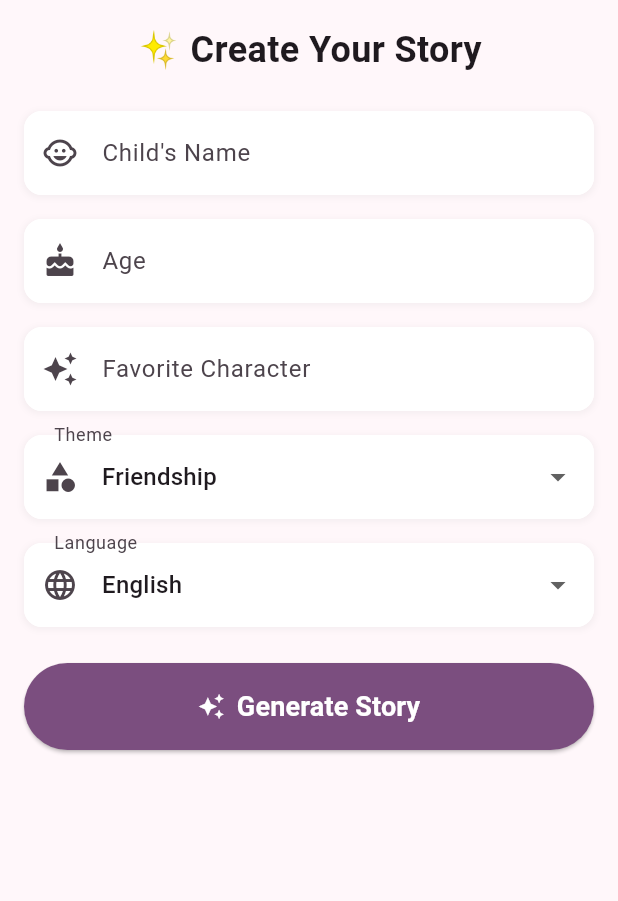
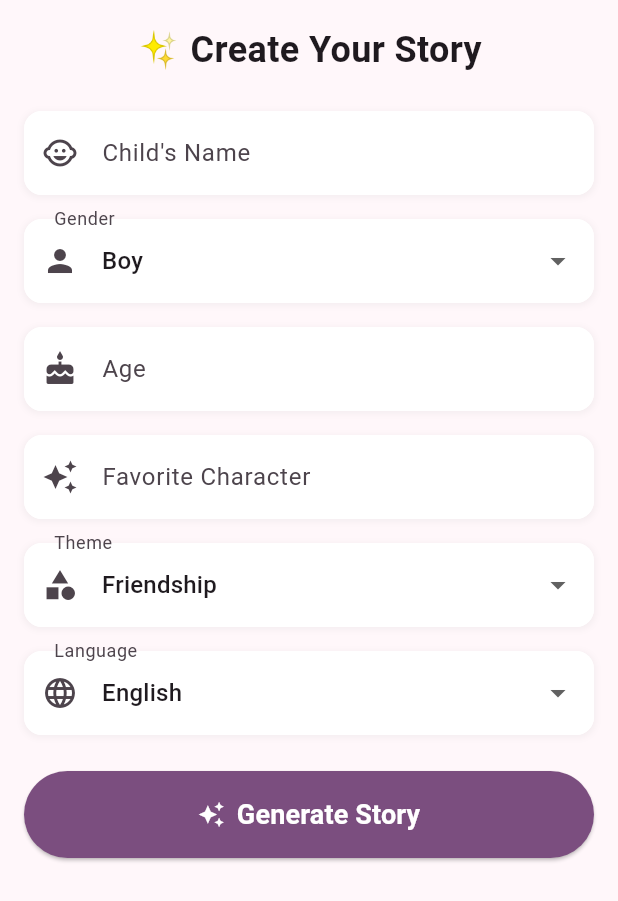
Before and after one commit to trmquang93/magical_stories, a Flutter app: the StoryForm widget shown alone on an empty page, opened directly, on a phone screen of 412 x 824 dp. Shown: the top 901 px of the screen. Run offline on Flutter 3.47's test engine with Material 3 defaults, Android fonts, the phone set to English and light mode, and no system bars; our stand-ins replace flutter_dotenv, flutter_markdown, flutter_tts, shared_preferences, sqflite; accounts and stored records are empty; generated files the repository leaves out were written again.

Commit message:
Add gender support and enhance story generation with personalization

```diff
--- a/lib/helpers/database_helper.dart
+++ b/lib/helpers/database_helper.dart
@@ -25,7 +25,7 @@ class DatabaseHelper {
 
       return await openDatabase(
         path,
-        version: 3,
+        version: 4,
         onCreate: _createDB,
         onUpgrade: _onUpgrade,
         onOpen: (db) async {
@@ -48,7 +48,8 @@ class DatabaseHelper {
           createdAt TEXT NOT NULL,
           childName TEXT NOT NULL,
           childAge INTEGER NOT NULL,
-          language TEXT NOT NULL DEFAULT 'en'
+          language TEXT NOT NULL DEFAULT 'en',
+          gender TEXT NOT NULL DEFAULT 'boy'
         )
       ''');
     } catch (e) {
@@ -72,6 +73,12 @@ class DatabaseHelper {
         ALTER TABLE stories ADD COLUMN language TEXT NOT NULL DEFAULT 'en';
       ''');
     }
+    if (oldVersion < 4) {
+      // Add gender column
+      await db.execute('''
+        ALTER TABLE stories ADD COLUMN gender TEXT NOT NULL DEFAULT 'boy';
+      ''');
+    }
   }
 
   Future<int> insertStory(Story story) async {
@@ -84,6 +91,7 @@ class DatabaseHelper {
         'childName': story.childName,
         'childAge': story.childAge,
         'language': story.language,
+        'gender': story.gender,
       });
     } catch (e) {
       throw Exception('Failed to insert story: $e');
@@ -107,6 +115,7 @@ class DatabaseHelper {
                 childName: map['childName'],
                 childAge: map['childAge'],
                 language: map['language'] ?? 'en',
+                gender: map['gender'] ?? 'boy',
               ))
           .toList();
     } catch (e) {
--- a/lib/providers/form_data_provider.dart
+++ b/lib/providers/form_data_provider.dart
@@ -7,6 +7,7 @@ class FormDataProvider with ChangeNotifier {
   String _favoriteCharacter = '';
   String _theme = 'friendship';
   String _language = 'English';
+  String _gender = 'boy';
   bool _isLoading = true;
 
   // Map display language names to language codes for text-to-speech
@@ -60,6 +61,7 @@ class FormDataProvider with ChangeNotifier {
   String get favoriteCharacter => _favoriteCharacter;
   String get theme => _theme;
   String get language => _language;
+  String get gender => _gender;
 
   Future<void> _loadFormData() async {
     _isLoading = true;
@@ -72,6 +74,7 @@ class FormDataProvider with ChangeNotifier {
       _favoriteCharacter = prefs.getString('favoriteCharacter') ?? '';
       _theme = prefs.getString('theme') ?? 'friendship';
       _language = prefs.getString('language') ?? 'English';
+      _gender = prefs.getString('gender') ?? 'boy';
     } finally {
       _isLoading = false;
       notifyListeners();
@@ -84,12 +87,14 @@ class FormDataProvider with ChangeNotifier {
     required String favoriteCharacter,
     required String theme,
     required String language,
+    required String gender,
   }) async {
     _childName = childName;
     _age = age;
     _favoriteCharacter = favoriteCharacter;
     _theme = theme;
     _language = language;
+    _gender = gender;
 
     final prefs = await SharedPreferences.getInstance();
     await prefs.setString('childName', childName);
@@ -97,6 +102,7 @@ class FormDataProvider with ChangeNotifier {
     await prefs.setString('favoriteCharacter', favoriteCharacter);
     await prefs.setString('theme', theme);
     await prefs.setString('language', language);
+    await prefs.setString('gender', gender);
 
     notifyListeners();
   }
@@ -107,6 +113,7 @@ class FormDataProvider with ChangeNotifier {
     _favoriteCharacter = '';
     _theme = 'friendship';
     _language = 'English';
+    _gender = 'boy';
 
     final prefs = await SharedPreferences.getInstance();
     await prefs.remove('childName');
@@ -114,6 +121,7 @@ class FormDataProvider with ChangeNotifier {
     await prefs.remove('favoriteCharacter');
     await prefs.remove('theme');
     await prefs.remove('language');
+    await prefs.remove('gender');
 
     notifyListeners();
   }
--- a/lib/screens/story_display_screen.dart
+++ b/lib/screens/story_display_screen.dart
@@ -1,7 +1,5 @@
 import 'package:flutter/material.dart';
 import 'package:flutter_tts/flutter_tts.dart';
-import 'package:provider/provider.dart';
-import 'package:magical_stories/providers/settings_provider.dart';
 
 class StoryDisplayScreen extends StatefulWidget {
   final String title;
--- a/lib/widgets/story_form.dart
+++ b/lib/widgets/story_form.dart
@@ -4,7 +4,12 @@ import '../providers/story_provider.dart';
 import '../providers/form_data_provider.dart';
 
 class StoryForm extends StatefulWidget {
-  const StoryForm({super.key});
+  final VoidCallback? onStoryCreated;
+
+  const StoryForm({
+    super.key,
+    this.onStoryCreated,
+  });
 
   @override
   State<StoryForm> createState() => _StoryFormState();
@@ -17,6 +22,7 @@ class _StoryFormState extends State<StoryForm> {
   final _characterController = TextEditingController();
   String _selectedTheme = 'friendship';
   String _selectedLanguage = 'English';
+  String _selectedGender = 'boy';
   late StoryProvider _storyProvider;
   late FormDataProvider _formDataProvider;
 
@@ -90,6 +96,7 @@ class _StoryFormState extends State<StoryForm> {
     setState(() {
       _selectedTheme = _formDataProvider.theme;
       _selectedLanguage = _formDataProvider.language;
+      _selectedGender = _formDataProvider.gender;
     });
   }
 
@@ -145,6 +152,7 @@ class _StoryFormState extends State<StoryForm> {
         favoriteCharacter: _characterController.text,
         theme: _selectedTheme,
         language: _selectedLanguage,
+        gender: _selectedGender,
       );
 
       _storyProvider.generateStory(
@@ -153,7 +161,13 @@ class _StoryFormState extends State<StoryForm> {
         favoriteCharacter: _characterController.text,
         theme: _selectedTheme,
         language: _selectedLanguage,
-      );
+        gender: _selectedGender,
+      )
+          .then((_) {
+        if (widget.onStoryCreated != null) {
+          widget.onStoryCreated!();
+        }
+      });
     }
   }
 
@@ -202,6 +216,8 @@ class _StoryFormState extends State<StoryForm> {
                       return null;
                     },
                   ),
+                  const SizedBox(height: 16),
+                  _buildGenderSelector(storyProvider.isLoading),
                   const SizedBox(height: 16),
                   _buildInputField(
                     controller: _ageController,
@@ -415,4 +431,59 @@ class _StoryFormState extends State<StoryForm> {
       ),
     );
   }
+
+  Widget _buildGenderSelector(bool isLoading) {
+    return Container(
+      decoration: BoxDecoration(
+        color: Colors.white,
+        borderRadius: BorderRadius.circular(12),
+        boxShadow: [
+          BoxShadow(
+            color: Colors.grey.withOpacity(0.1),
+            spreadRadius: 1,
+            blurRadius: 3,
+            offset: const Offset(0, 1),
+          ),
+        ],
+      ),
+      child: DropdownButtonFormField<String>(
+        value: _selectedGender,
+        decoration: InputDecoration(
+          labelText: 'Gender',
+          prefixIcon: const Icon(Icons.person),
+          border: OutlineInputBorder(
+            borderRadius: BorderRadius.circular(12),
+            borderSide: BorderSide.none,
+          ),
+          filled: true,
+          fillColor: Colors.white,
+          contentPadding: const EdgeInsets.symmetric(
+            horizontal: 16,
+            vertical: 16,
+          ),
+        ),
+        items: const [
+          DropdownMenuItem(
+            value: 'boy',
+            child: Text('Boy'),
+          ),
+          DropdownMenuItem(
+            value: 'girl',
+            child: Text('Girl'),
+          ),
+          DropdownMenuItem(
+            value: 'neutral',
+            child: Text('Prefer not to say'),
+          ),
+        ],
+        onChanged: isLoading
+            ? null
+            : (String? newValue) {
+                setState(() {
+                  _selectedGender = newValue!;
+                });
+              },
+      ),
+    );
+  }
 }
```
Also changed, not shown: lib/providers/story_provider.dart (+138 -46 lines), lib/screens/home_screen.dart (+36 -3 lines), lib/screens/stories_screen.dart (+53 -14 lines).
